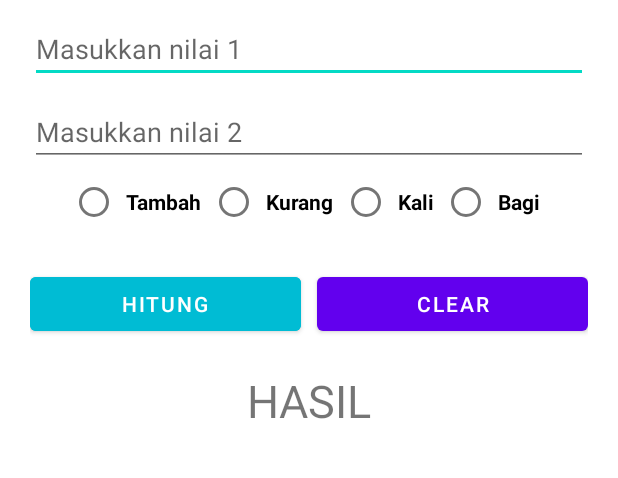
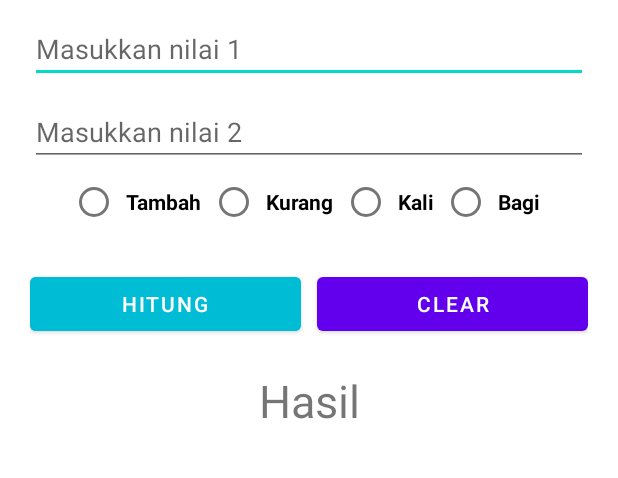
Before and after one commit to SamuelAndrey/PPB-Kalkulator-2, an Android app: the screen it shows after launch (MainActivity), on a phone screen of 412 x 824 dp, the part 79-557 px from its top. Run offline under Robolectric (Android 15) with nearby library versions, the phone set to English and light mode, and no system bars.

```diff
--- a/app/src/main/java/com/example/kalkulatorsederhana/MainActivity.kt
+++ b/app/src/main/java/com/example/kalkulatorsederhana/MainActivity.kt
@@ -145,7 +145,7 @@ class MainActivity : AppCompatActivity() {
         radio_operator.setOnCheckedChangeListener { group, checkedId ->
             val radioButton = findViewById<RadioButton>(group.checkedRadioButtonId)
             OPERATOR = radioButton.text.toString()
-            text_result.text = "HASIL"
+            text_result.text = "Hasil"
         }
     }
 
--- a/app/src/main/res/layout/activity_main.xml
+++ b/app/src/main/res/layout/activity_main.xml
@@ -107,7 +107,7 @@
         android:layout_width="wrap_content"
         android:layout_height="wrap_content"
         android:layout_marginTop="20dp"
-        android:text="HASIL"
+        android:text="Hasil"
         android:textSize="30sp"
         app:layout_constraintLeft_toLeftOf="parent"
         app:layout_constraintRight_toRightOf="parent"
```
